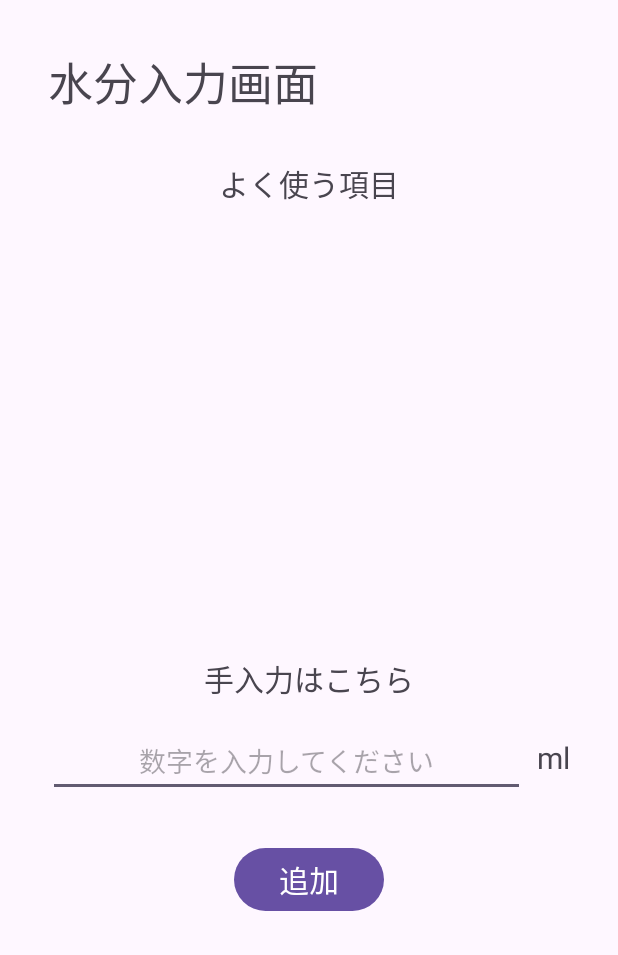
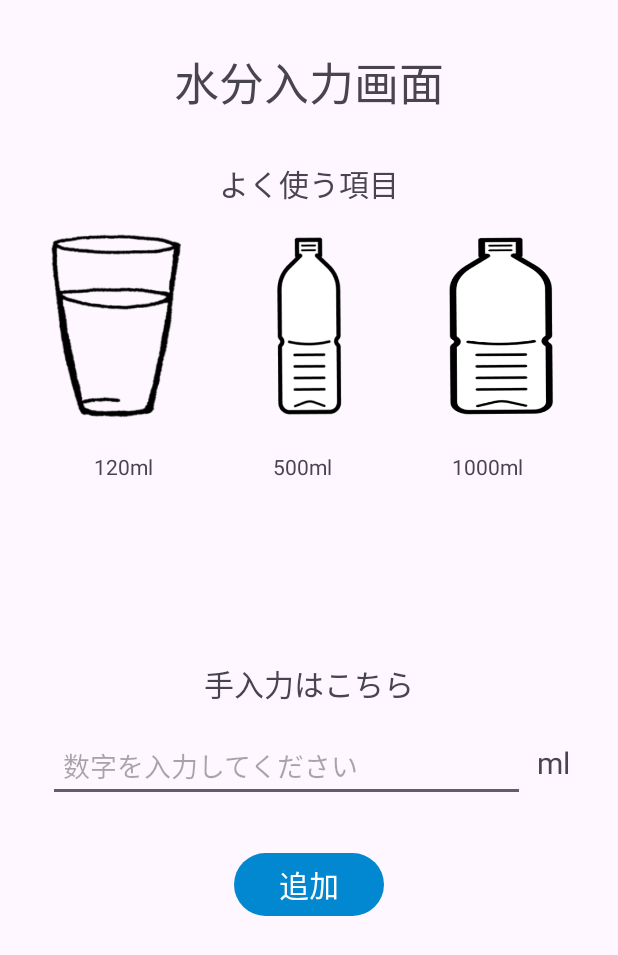
Before and after one commit to yamashita1001/J18_TeamProject, an Android app: the InputWaterActivity screen opened directly, with no data from a screen before it, on a phone screen of 412 x 824 dp. Shown: the top 955 px of the screen. Run offline under Robolectric (Android 15) with nearby library versions, the phone set to English and light mode, and no system bars.

Commit message:
水分入力更新

```diff
--- a/app/src/main/java/com/example/test/InputWaterActivity.kt
+++ b/app/src/main/java/com/example/test/InputWaterActivity.kt
@@ -6,14 +6,13 @@ import android.os.Bundle
 import android.view.View
 import android.widget.Button
 import android.widget.EditText
+import android.widget.ImageButton
 import android.widget.TextView
 import android.widget.Toast
 import androidx.appcompat.app.AppCompatActivity
 
 class InputWaterActivity : AppCompatActivity() {
 
-    // 水分摂取量追加時の時間格納
-    private var actionTimestamp: Long = 0L
 
     override fun onCreate(savedInstanceState: Bundle?) {
         super.onCreate(savedInstanceState)
@@ -22,10 +21,11 @@ class InputWaterActivity : AppCompatActivity() {
         // UIに表示
         val inputCompletedButton = findViewById<Button>(R.id.inputCompletedButton)
         val inputNumberText = findViewById<EditText>(R.id.inputNumberText)
+        val button120 = findViewById<ImageButton>(R.id.button120)
+        val button500 = findViewById<ImageButton>(R.id.button500)
+        val button1000 = findViewById<ImageButton>(R.id.button1000)
 
-
-
-//        welcomeTextView.text = "ようこそ、$username さん！"
+        // welcomeTextView.text = "ようこそ、$username さん！"
 
         // Homeへ遷移(入力した値を持って)
         inputCompletedButton.setOnClickListener {
@@ -42,24 +42,26 @@ class InputWaterActivity : AppCompatActivity() {
                 Toast.makeText(this, "1以上6000以下の値を入力してください", Toast.LENGTH_SHORT).show()
             }
             else {
-                // ボタンが押された時の時刻を記録
-                actionTimestamp = System.currentTimeMillis()
                 // 値が範囲内ならホーム画面へ遷移
                 val intent = Intent(this, HomeActivity::class.java)
                 // intent変数をつなげる(第一引数はキー，第二引数は渡したい変数)
                 intent.putExtra("TEXT_KEY", waterValue)
-                intent.putExtra("TIMESTAMP_KEY", actionTimestamp)
                 startActivity(intent)
             }
         }
 
+        button120.setOnClickListener {
+            // 数値を足して直接ホームに戻るか下の手入力テキストエリアに一旦表示するか
+            // 一旦手入力のテキストエリアに数値を入れる
+            inputNumberText.setText("120")
+        }
 
+        button500.setOnClickListener {
+            inputNumberText.setText("500")
+        }
 
-
-
-
-
-
-
+        button1000.setOnClickListener {
+            inputNumberText.setText("1000")
+        }
     }
 }
--- /dev/null
+++ b/app/src/main/res/drawable/baseline_add_24.xml
@@ -0,0 +1,5 @@
+<vector xmlns:android="http://schemas.android.com/apk/res/android" android:height="24dp" android:tint="#000000" android:viewportHeight="24" android:viewportWidth="24" android:width="24dp">
+
+    <path android:fillColor="@android:color/white" android:pathData="M19,13h-6v6h-2v-6H5v-2h6V5h2v6h6v2z"/>
+
+</vector>
--- a/app/src/main/res/layout/activity_home.xml
+++ b/app/src/main/res/layout/activity_home.xml
@@ -10,8 +10,6 @@
         android:layout_width="match_parent"
         android:layout_height="match_parent"
         android:orientation="vertical">
-
-
 
         <!-- ツールバー（画面上部） -->
         <androidx.appcompat.widget.Toolbar
@@ -45,6 +43,7 @@
             android:layout_height="wrap_content"
             android:text="水分量表示"
             android:textSize="20sp"
+            android:layout_gravity="center"
             android:layout_marginBottom="20dp" />
 
         <!-- 一言メッセージ機能 -->
@@ -54,17 +53,18 @@
             android:layout_height="wrap_content"
             android:layout_marginBottom="20dp"
             android:text="一言メッセージ"
-            android:textSize="15sp" />
+            android:textSize="15sp"
+            android:layout_gravity="center" />
 
         <!-- プラスボタン(入力画面遷移ボタン)   -->
+        <!-- フローティングアクションボタンに変えたい -->
         <Button
             android:id="@+id/inputWaterButton"
             android:layout_width="100dp"
             android:layout_height="wrap_content"
             android:text="＋"
-            android:onClick="goToInputWaterActivity" />
-
-
+            android:onClick="goToInputWaterActivity"
+            android:layout_gravity="right"/>
 
     </LinearLayout>
 
@@ -74,8 +74,6 @@
         android:layout_height="match_parent"
         android:layout_gravity="start"
         app:menu="@menu/drawer_menu"
-        app:headerLayout="@layout/drawer_header"/>
-
-
+        app:headerLayout="@layout/drawer_header" />
 
 </androidx.drawerlayout.widget.DrawerLayout>
--- a/app/src/main/res/layout/activity_inputwater.xml
+++ b/app/src/main/res/layout/activity_inputwater.xml
@@ -11,7 +11,8 @@
         android:layout_width="match_parent"
         android:layout_height="wrap_content"
         android:text="水分入力画面"
-        android:textSize="30dp" />
+        android:textSize="30dp"
+        android:gravity="center" />
 
     <!-- よく使う項目テキスト -->
     <TextView
@@ -21,16 +22,80 @@
         android:textSize="20sp"
         android:gravity="center"
         android:layout_marginTop="30dp"
-        android:layout_marginBottom="300dp"/>   <!-- 下の余白 -->
+        android:layout_marginBottom="16dp" />
+
+    <!-- よく使う項目ボタングループ -->
+    <LinearLayout
+        android:layout_width="match_parent"
+        android:layout_height="wrap_content"
+        android:orientation="horizontal"
+        android:gravity="center"
+        android:layout_marginBottom="20dp" >
+
+        <ImageButton
+            android:id="@+id/button120"
+            android:layout_width="128dp"
+            android:layout_height="128dp"
+            android:src="@drawable/ic_120ml"
+            android:contentDescription="120mlのボタン"
+            android:scaleType="fitCenter"
+            android:background="@null" />
+
+        <ImageButton
+            android:id="@+id/button500"
+            android:layout_width="128dp"
+            android:layout_height="128dp"
+            android:src="@drawable/ic_500ml"
+            android:contentDescription="500mlのボタン"
+            android:scaleType="fitCenter"
+            android:background="@null"/>
+
+        <ImageButton
+            android:id="@+id/button1000"
+            android:layout_width="128dp"
+            android:layout_height="128dp"
+            android:src="@drawable/ic_1000ml"
+            android:contentDescription="1Lのボタン"
+            android:scaleType="fitCenter"
+            android:background="@null"/>
+
+    </LinearLayout>
+
+    <!-- よく使う項目ボタン説明テキストグループ -->
+    <LinearLayout
+        android:layout_width="match_parent"
+        android:layout_height="wrap_content"
+        android:gravity="center"
+        android:layout_marginBottom="120dp">
+
+        <TextView
+            android:layout_width="wrap_content"
+            android:layout_height="wrap_content"
+            android:text="120ml"
+            android:layout_marginRight="80dp"/>
+
+        <TextView
+            android:layout_width="wrap_content"
+            android:layout_height="wrap_content"
+            android:text="500ml"
+            android:layout_marginRight="80dp"/>
+
+        <TextView
+            android:layout_width="wrap_content"
+            android:layout_height="wrap_content"
+            android:text="1000ml" />
+
+    </LinearLayout>
+
 
     <!-- 手入力はこちらテキスト -->
     <TextView
         android:id="@+id/manualInputText"
-        android:layout_width="200dp"
+        android:layout_width="wrap_content"
         android:layout_height="wrap_content"
         android:text="手入力はこちら"
         android:textSize="20dp"
-        android:gravity="center"/>
+        android:gravity="center" />
 
     <!-- 水分量入力部分  -->
     <LinearLayout
@@ -49,7 +114,7 @@
             android:inputType="number"
             android:minHeight="48dp"
             android:padding="10dp"
-            android:gravity="center_horizontal" />
+            android:gravity="left" />
 
         <!-- "ml"のテキスト -->
         <TextView
@@ -70,7 +135,6 @@
         android:textSize="20dp"
         android:onClick="goToHomeActivity"
         android:text="追加"
-        android:layout_marginTop="30dp"
+        android:layout_marginTop="30dp" />
 
-        />
 </LinearLayout>
--- a/app/src/main/res/layout/drawer_header.xml
+++ b/app/src/main/res/layout/drawer_header.xml
@@ -9,7 +9,7 @@
     <ImageView
         android:layout_width="80dp"
         android:layout_height="80dp"
-        android:src="@drawable/ic_launcher_foreground"/>
+        android:src="@drawable/ic_example"/>
 
     <TextView
         android:layout_width="wrap_content"
--- a/app/src/main/res/values-night/themes.xml
+++ b/app/src/main/res/values-night/themes.xml
@@ -2,6 +2,6 @@
     <!-- Base application theme. -->
     <style name="Base.Theme.Test" parent="Theme.Material3.DayNight.NoActionBar">
         <!-- Customize your dark theme here. -->
-        <!-- <item name="colorPrimary">@color/my_dark_primary</item> -->
+        <item name="colorPrimary">@color/lightblue</item>
     </style>
 </resources>
--- a/app/src/main/res/values/colors.xml
+++ b/app/src/main/res/values/colors.xml
@@ -2,4 +2,6 @@
 <resources>
     <color name="black">#FF000000</color>
     <color name="white">#FFFFFFFF</color>
+    <!-- 必要に応じて色を追加 -->
+    <color name="lightblue">#0288d1</color>
 </resources>
--- a/app/src/main/res/values/themes.xml
+++ b/app/src/main/res/values/themes.xml
@@ -2,7 +2,7 @@
     <!-- Base application theme. -->
     <style name="Base.Theme.Test" parent="Theme.Material3.DayNight.NoActionBar">
         <!-- Customize your light theme here. -->
-        <!-- <item name="colorPrimary">@color/my_light_primary</item> -->
+        <item name="colorPrimary">@color/lightblue</item>
     </style>
 
     <style name="Theme.Test" parent="Base.Theme.Test" />
```
Also changed, not shown: app/src/main/res/drawable/ic_1000ml.png (added), app/src/main/res/drawable/ic_120ml.png (added), app/src/main/res/drawable/ic_500ml.png (added), app/src/main/res/drawable/ic_example.png (added).
